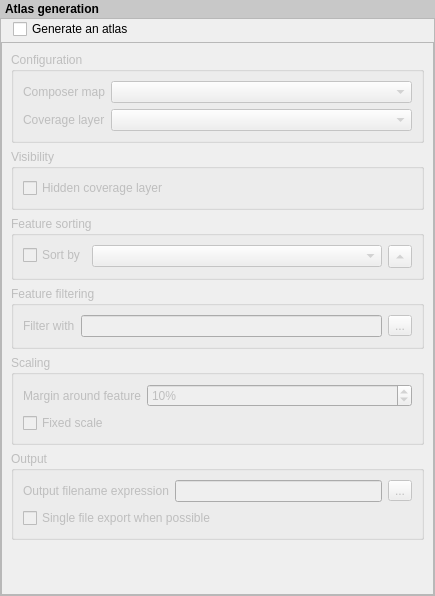
Above: src/ui/qgsatlascompositionwidgetbase.ui from carsmie/QGIS before the change. Below: the same form after it.
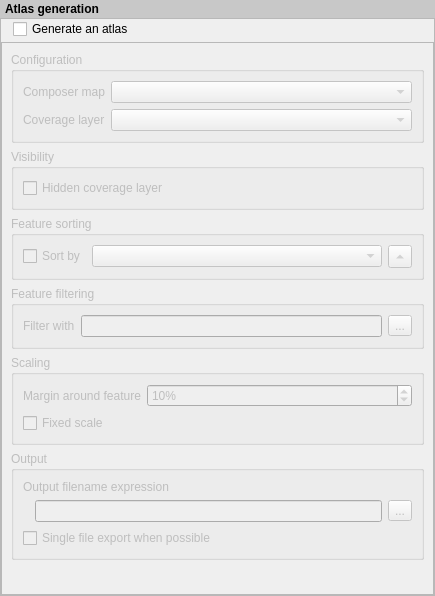
That is the form after the change. Custom widgets are drawn as their Qt base class.

The edit to the form file:
```diff
--- a/src/ui/qgsatlascompositionwidgetbase.ui
+++ b/src/ui/qgsatlascompositionwidgetbase.ui
@@ -17,7 +17,7 @@
    </sizepolicy>
   </property>
   <property name="windowTitle">
-   <string>Form</string>
+   <string>Atlas Generation</string>
   </property>
   <layout class="QVBoxLayout" name="verticalLayout">
    <property name="spacing">
@@ -100,8 +100,8 @@
           <rect>
            <x>0</x>
            <y>0</y>
-           <width>431</width>
-           <height>546</height>
+           <width>416</width>
+           <height>562</height>
           </rect>
          </property>
          <layout class="QVBoxLayout" name="mainLayout">
@@ -208,19 +208,22 @@
             <property name="collapsed" stdset="0">
              <bool>true</bool>
             </property>
-            <layout class="QFormLayout" name="formLayout">
-             <property name="fieldGrowthPolicy">
-              <enum>QFormLayout::AllNonFixedFieldsGrow</enum>
-             </property>
-             <item row="0" column="0">
-              <widget class="QCheckBox" name="mAtlasSortFeatureCheckBox">
-               <property name="text">
-                <string>Sort by</string>
-               </property>
-              </widget>
-             </item>
-             <item row="0" column="1">
+            <layout class="QVBoxLayout" name="verticalLayout_3">
+             <item>
               <layout class="QHBoxLayout" name="horizontalLayout">
+               <item>
+                <widget class="QCheckBox" name="mAtlasSortFeatureCheckBox">
+                 <property name="sizePolicy">
+                  <sizepolicy hsizetype="Maximum" vsizetype="Fixed">
+                   <horstretch>0</horstretch>
+                   <verstretch>0</verstretch>
+                  </sizepolicy>
+                 </property>
+                 <property name="text">
+                  <string>Sort by</string>
+                 </property>
+                </widget>
+               </item>
                <item>
                 <widget class="QComboBox" name="mAtlasSortFeatureKeyComboBox"/>
                </item>
@@ -304,14 +307,7 @@
             <property name="collapsed" stdset="0">
              <bool>false</bool>
             </property>
-            <layout class="QFormLayout" name="formLayout_3">
-             <item row="1" column="0">
-              <widget class="QCheckBox" name="mAtlasFixedScaleCheckBox">
-               <property name="text">
-                <string>Fixed scale</string>
-               </property>
-              </widget>
-             </item>
+            <layout class="QGridLayout" name="gridLayout_2">
              <item row="0" column="0">
               <widget class="QLabel" name="label_3">
                <property name="text">
@@ -321,6 +317,12 @@
              </item>
              <item row="0" column="1">
               <widget class="QSpinBox" name="mAtlasMarginSpinBox">
+               <property name="sizePolicy">
+                <sizepolicy hsizetype="Expanding" vsizetype="Fixed">
+                 <horstretch>0</horstretch>
+                 <verstretch>0</verstretch>
+                </sizepolicy>
+               </property>
                <property name="suffix">
                 <string>%</string>
                </property>
@@ -332,6 +334,13 @@
                </property>
               </widget>
              </item>
+             <item row="1" column="0" colspan="2">
+              <widget class="QCheckBox" name="mAtlasFixedScaleCheckBox">
+               <property name="text">
+                <string>Fixed scale</string>
+               </property>
+              </widget>
+             </item>
             </layout>
            </widget>
           </item>
@@ -352,16 +361,26 @@
             <property name="collapsed" stdset="0">
              <bool>false</bool>
             </property>
-            <layout class="QFormLayout" name="formLayout_5">
-             <item row="0" column="0">
+            <layout class="QGridLayout" name="gridLayout_3">
+             <item row="2" column="0" colspan="2">
+              <widget class="QCheckBox" name="mAtlasSingleFileCheckBox">
+               <property name="text">
+                <string>Single file export when possible</string>
+               </property>
+              </widget>
+             </item>
+             <item row="0" column="0" colspan="2">
               <widget class="QLabel" name="label_4">
                <property name="text">
                 <string>Output filename expression</string>
                </property>
               </widget>
              </item>
-             <item row="0" column="1">
+             <item row="1" column="0" colspan="2">
               <layout class="QHBoxLayout" name="horizontalLayout_3">
+               <property name="leftMargin">
+                <number>12</number>
+               </property>
                <item>
                 <widget class="QLineEdit" name="mAtlasFilenamePatternEdit"/>
                </item>
@@ -374,13 +393,6 @@
                </item>
               </layout>
              </item>
-             <item row="1" column="0" colspan="2">
-              <widget class="QCheckBox" name="mAtlasSingleFileCheckBox">
-               <property name="text">
-                <string>Single file export when possible</string>
-               </property>
-              </widget>
-             </item>
             </layout>
            </widget>
           </item>
```
